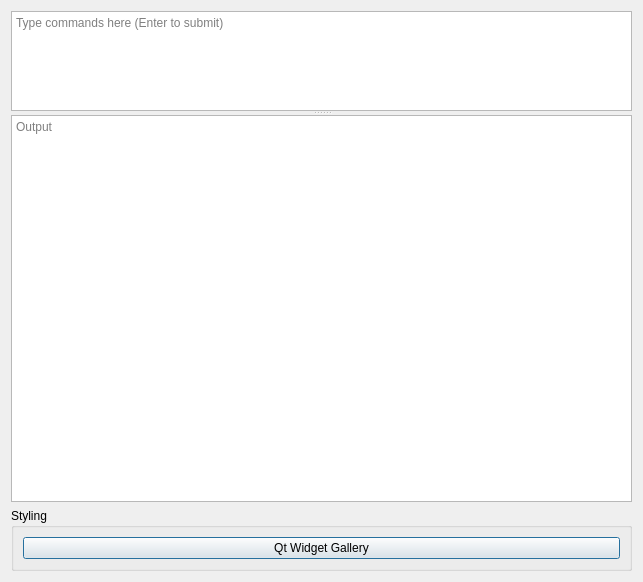
This is qt/aqt/forms/debug.ui in ankitects/anki as Qt 5 draws it before an edit. The edited form follows.
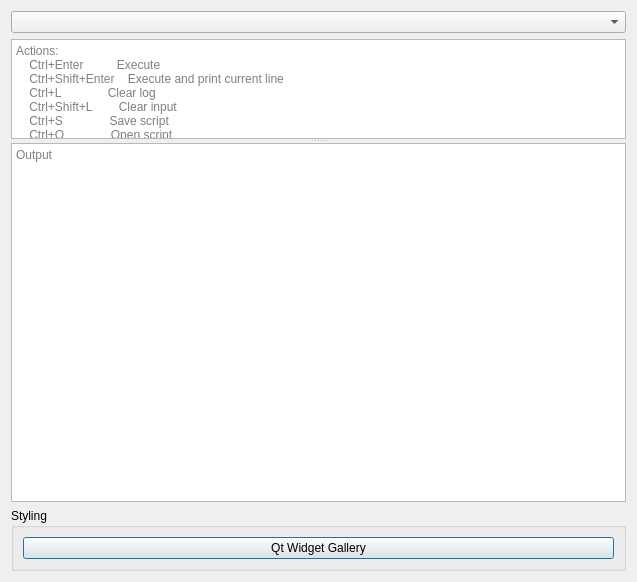
This is the edited form. Icons and pictures are not drawn.

Commit message:
Improve debug console (#2435)
* List actions and locals in debug console

* Ignore whitespace when wrapping line with pp

* Scroll down after printing in debug console

Was previously preserving relative vertical position.

* Add feature to open and save debug scripts

* Refactor debug console into own module

* Add buffers to switch scripts

* Add action to delete script

```diff
--- a/qt/aqt/forms/debug.ui
+++ b/qt/aqt/forms/debug.ui
@@ -6,7 +6,7 @@
    <rect>
     <x>0</x>
     <y>0</y>
-    <width>643</width>
+    <width>637</width>
     <height>582</height>
    </rect>
   </property>
@@ -18,6 +18,16 @@
     <normaloff>:/icons/anki.png</normaloff>:/icons/anki.png</iconset>
   </property>
   <layout class="QVBoxLayout" name="verticalLayout">
+   <item>
+    <widget class="QComboBox" name="script">
+     <property name="currentText">
+      <string notr="true"/>
+     </property>
+     <property name="currentIndex">
+      <number>-1</number>
+     </property>
+    </widget>
+   </item>
    <item>
     <widget class="QSplitter" name="splitter">
      <property name="orientation">
@@ -49,7 +59,20 @@
        <enum>QPlainTextEdit::NoWrap</enum>
       </property>
       <property name="placeholderText">
-       <string notr="true">Type commands here (Enter to submit)</string>
+       <string notr="true">Actions:
+    Ctrl+Enter          Execute
+    Ctrl+Shift+Enter    Execute and print current line
+    Ctrl+L              Clear log
+    Ctrl+Shift+L        Clear input
+    Ctrl+S              Save script
+    Ctrl+O              Open script
+    Ctrl+D              Delete script
+
+Locals:
+    mw: AnkiQt                          Main window
+    card: Callable[[], Card | None]     Reviewer card
+    bcard: Callable[[], Card | None]    Browser card
+    pp: Callable[[object], None]        Pretty print</string>
       </property>
      </widget>
      <widget class="QPlainTextEdit" name="log">
```
Left out of the diff: 2 changed lines with no effect on the pictures. The commit also changes 3 other files.
